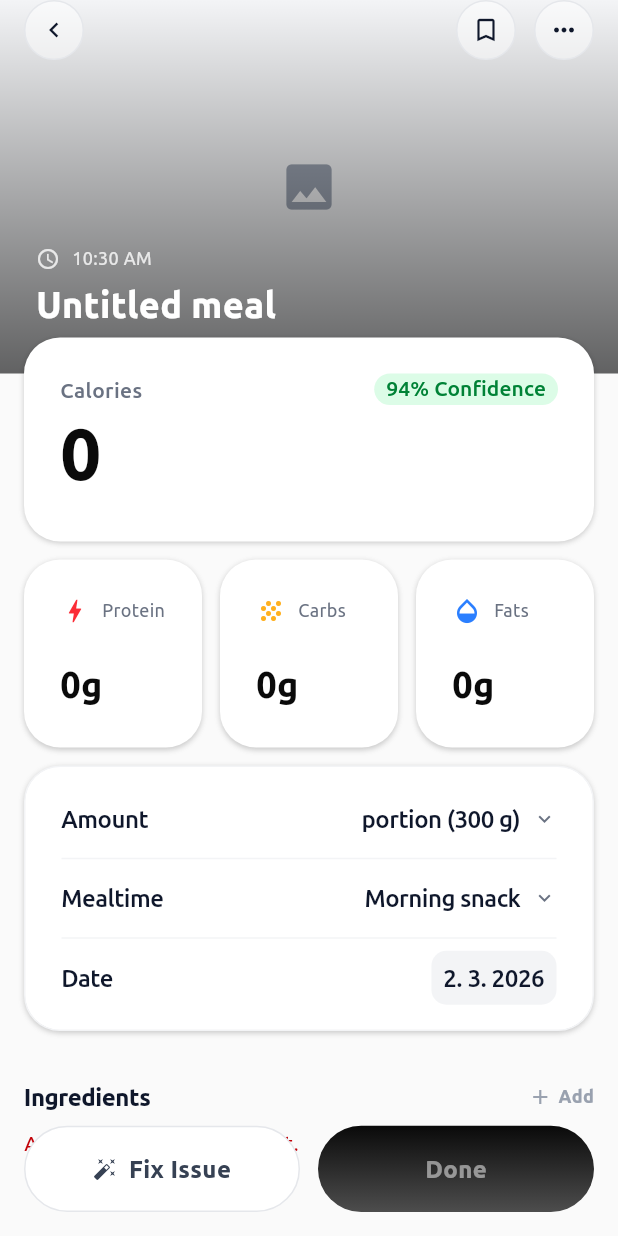
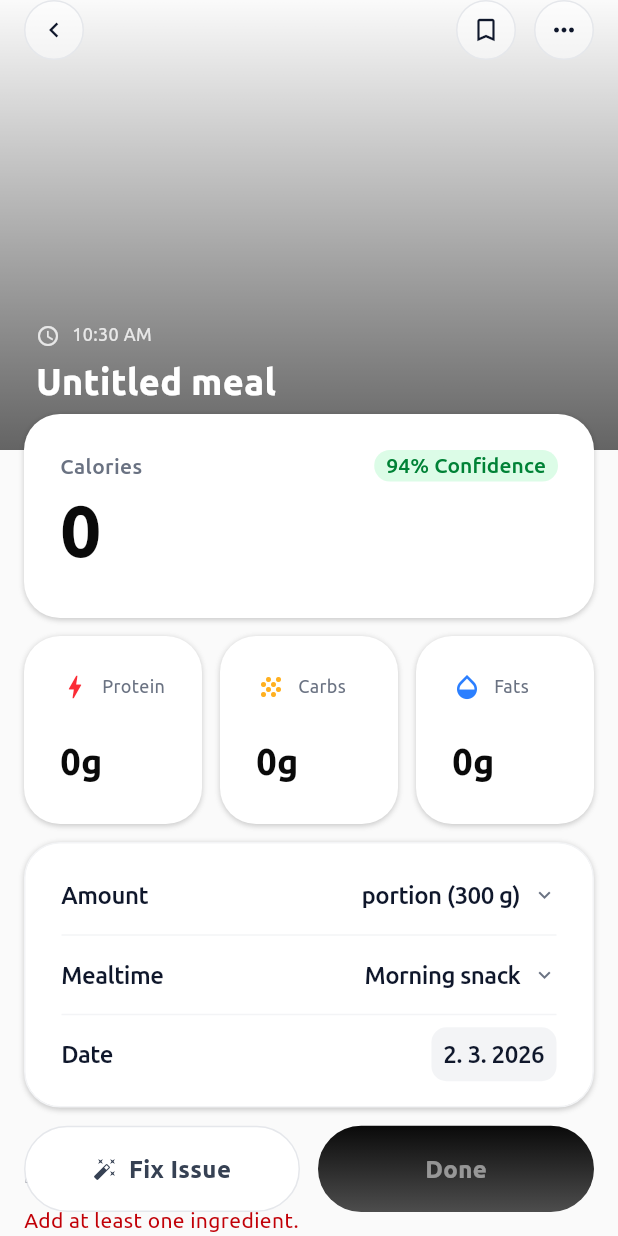
Before and after one commit to JakubAndras/foody, a Flutter app: the EditMealScreen screen opened directly with empty values, on a phone screen of 412 x 824 dp. Run offline on Flutter 3.47's test engine with Material 3 defaults, Android fonts, the phone set to English and light mode, and no system bars; our stand-ins replace camera, connectivity_plus, csv, dio, easy_localization, floor and 15 more; missing offline and left inert: home_widget, html_character_entities, liquid_glass_easy, mobile_scanner; accounts and stored records are empty; generated files the repository leaves out were written again.

Commit message:
fix zobrazeni image a nadpisu v edit meal screen

```diff
--- a/lib/app_theme.dart
+++ b/lib/app_theme.dart
@@ -249,7 +249,7 @@
   static const double macroCardHeight = 160;
   static const double mealCardHeight = 132;
   static const double mealImageSize = 90;
-  static const double mealHeroHeight = 249;
+  static const double mealHeroHeight = 300;
   static const double macroCardSize = 125.34;
   static const double caloriesCardHeight = 136;
   static const double actionSheetWidth = 220;
--- a/lib/database/migrations.dart
+++ b/lib/database/migrations.dart
@@ -77,10 +77,18 @@
 });
 
 final Migration migration6to7 = Migration(6, 7, (database) async {
-  await database.execute('ALTER TABLE `Exercise` ADD COLUMN `isFavorite` INTEGER NOT NULL DEFAULT 0');
+  try {
+    await database.execute('ALTER TABLE `Exercise` ADD COLUMN `isFavorite` INTEGER NOT NULL DEFAULT 0');
+  } catch (_) {
+    // Column may already exist if the table was created with a newer schema.
+  }
 });
 
 final Migration migration7to8 = Migration(7, 8, (database) async {
-  await database.execute('ALTER TABLE `Meal` ADD COLUMN `confidence` REAL');
-  await database.execute('ALTER TABLE `Ingredient` ADD COLUMN `confidence` REAL');
+  try {
+    await database.execute('ALTER TABLE `Meal` ADD COLUMN `confidence` REAL');
+  } catch (_) {}
+  try {
+    await database.execute('ALTER TABLE `Ingredient` ADD COLUMN `confidence` REAL');
+  } catch (_) {}
 });
--- a/lib/screens/meals/edit_meal_screen.dart
+++ b/lib/screens/meals/edit_meal_screen.dart
@@ -162,7 +162,7 @@
       top: 0,
       left: 0,
       right: 0,
-      height: AppSizes.mealHeroHeight,
+      height: AppSizes.mealHeroHeight + _topPullExtent,
       child: ClipRect(
         child: IgnorePointer(
           child: Stack(
@@ -665,28 +665,28 @@
         backgroundColor: AppColors.backgroundAlt,
         body: Stack(
           children: [
-           // _buildHeroBackdrop(),
+            _buildHeroBackdrop(),
             SingleChildScrollView(
               controller: _scrollController,
               padding: EdgeInsets.only(bottom: bottomActionClearance),
               child: Stack(
                 children: [
-                  // Positioned.fill(
-                  //   top: 24,
-                  //   child: Column(
-                  //     children: [
-                  //       SizedBox(height: AppSizes.mealHeroHeight - heroOverlap),
-                  //       Expanded(
-                  //         child: DecoratedBox(
-                  //           decoration: const BoxDecoration(
-                  //             color: AppColors.backgroundAlt,
-                  //           ),
-                  //           child: const SizedBox.expand(),
-                  //         ),
-                  //       ),
-                  //     ],
-                  //   ),
-                  // ),
+                  Positioned.fill(
+                    top: 24,
+                    child: Column(
+                      children: [
+                        SizedBox(height: AppSizes.mealHeroHeight - heroOverlap),
+                        Expanded(
+                          child: DecoratedBox(
+                            decoration: const BoxDecoration(
+                              color: AppColors.backgroundAlt,
+                            ),
+                            child: const SizedBox.expand(),
+                          ),
+                        ),
+                      ],
+                    ),
+                  ),
                   Column(
                     crossAxisAlignment: CrossAxisAlignment.start,
                     children: [
@@ -702,8 +702,6 @@
                                     child: MealHeroHeader(
                                       title: _mealTitle,
                                       timeLabel: _formatTime(_meal.timestamp),
-                                      image: _heroImage,
-                                      imageAlignment: _heroImageAlignment,
                                     ),
                                   ),
                                   Positioned(
@@ -744,8 +742,6 @@
                                 child: MealHeroHeader(
                                   title: _mealTitle,
                                   timeLabel: _formatTime(_meal.timestamp),
-                                  image: _heroImage,
-                                  imageAlignment: _heroImageAlignment,
                                 ),
                               ),
                               Positioned(
--- a/lib/screens/meals/meal_components.dart
+++ b/lib/screens/meals/meal_components.dart
@@ -34,23 +34,6 @@
       child: Stack(
         fit: StackFit.expand,
         children: [
-          Container(
-            decoration: BoxDecoration(
-              image: image != null
-                  ? DecorationImage(
-                      image: image!,
-                      fit: BoxFit.cover,
-                      alignment: imageAlignment,
-                    )
-                  : null,
-              color: AppColors.surfaceMuted,
-            ),
-            child: image == null
-                ? const Center(
-                    child: Icon(Icons.photo, size: AppSizes.iconXl, color: AppColors.textTertiary),
-                  )
-                : null,
-          ),
           DecoratedBox(
             decoration: const BoxDecoration(
               gradient: LinearGradient(
```
Also changed, not shown: .claude/settings.local.json.
